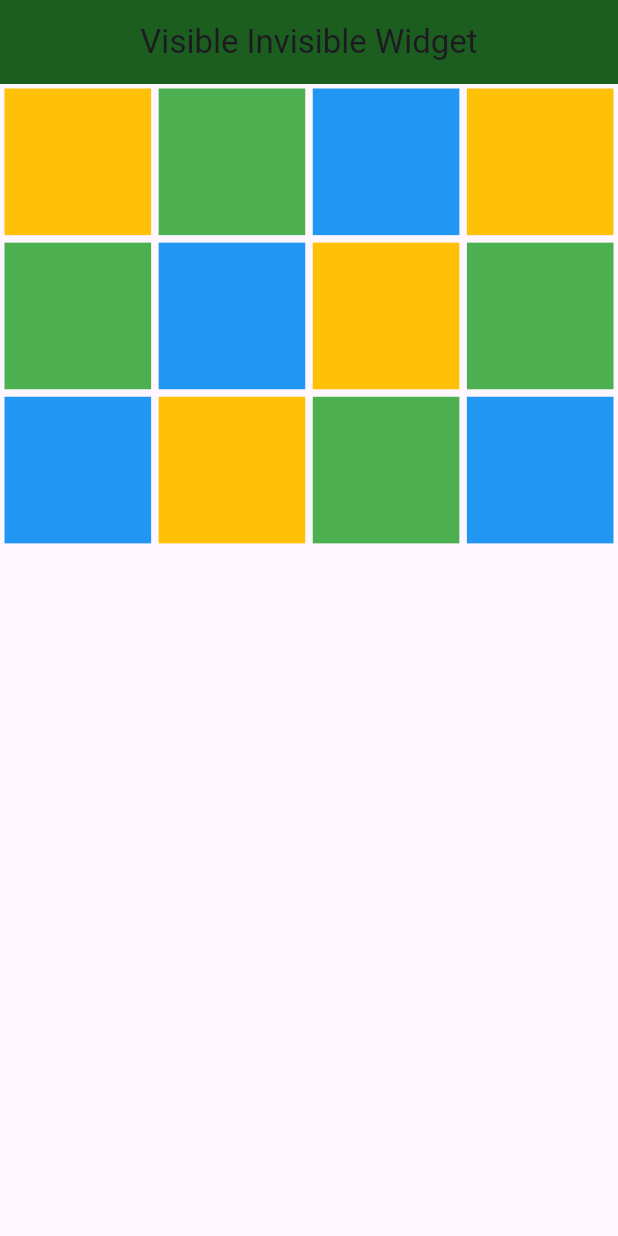
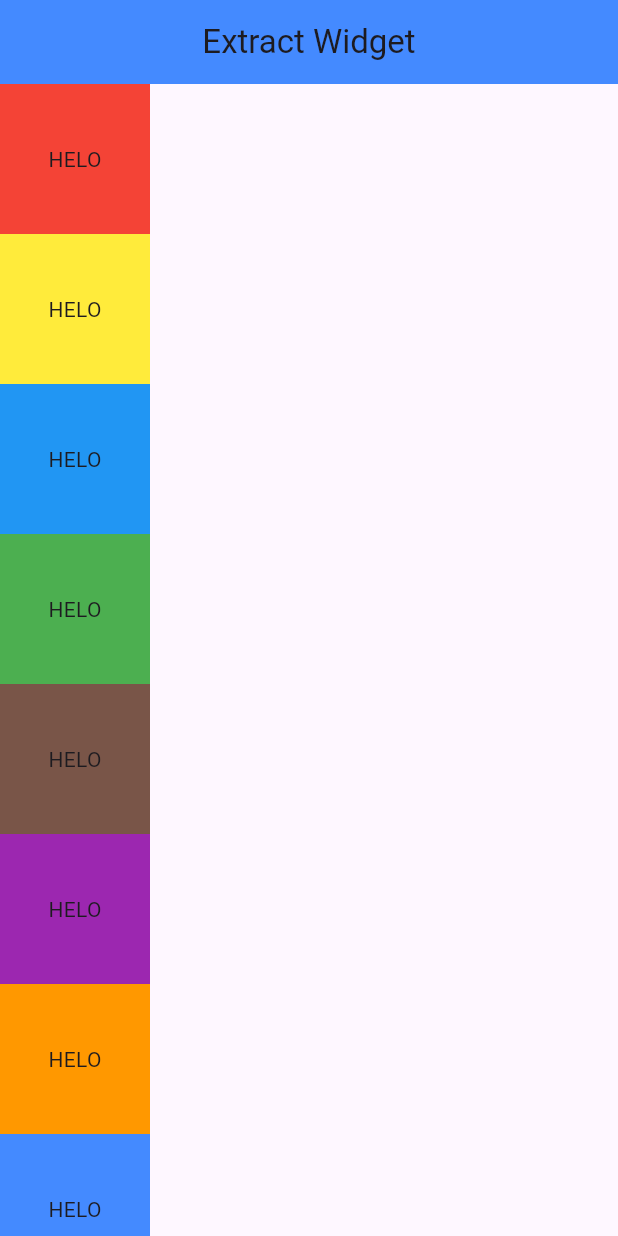
Before and after one commit to razzytirta/flutter_fast_track_beginner, a Flutter app: the screen it shows after launch, on a phone screen of 412 x 824 dp. Run offline on Flutter 3.47's test engine with Material 3 defaults, Android fonts, the phone set to English and light mode, and no system bars.

Commit message:
Extract Widget

```diff
--- a/lib/main.dart
+++ b/lib/main.dart
@@ -1,7 +1,8 @@
 import 'package:flutter/material.dart';
+import 'widgets/kotak_warna.dart';
 
 void main() {
-  runApp(VisibleInvisibleWidget());
+  runApp(ExtractWidget());
 }
 
 class MyApp extends StatelessWidget {
@@ -558,3 +559,33 @@
     );
   }
 }
+
+class ExtractWidget extends StatelessWidget {
+  @override
+  Widget build(BuildContext context) {
+    return MaterialApp(
+      debugShowCheckedModeBanner: false,
+      home: Scaffold(
+        appBar: AppBar(
+          backgroundColor: Colors.blueAccent,
+          centerTitle: true,
+          title: Text("Extract Widget"),
+        ),
+        body: SingleChildScrollView(
+          child: Column(
+            children: [
+              KotakWarna(color: Colors.red, text: "HELO"),
+              KotakWarna(color: Colors.yellow, text: "HELO"),
+              KotakWarna(color: Colors.blue, text: "HELO"),
+              KotakWarna(color: Colors.green, text: "HELO"),
+              KotakWarna(color: Colors.brown, text: "HELO"),
+              KotakWarna(color: Colors.purple, text: "HELO"),
+              KotakWarna(color: Colors.orange, text: "HELO"),
+              KotakWarna(color: Colors.blueAccent, text: "HELO"),
+            ],
+          ),
+        ),
+      ),
+    );
+  }
+}
--- /dev/null
+++ b/lib/widgets/kotak_warna.dart
@@ -0,0 +1,21 @@
+import 'package:flutter/material.dart';
+
+class KotakWarna extends StatelessWidget {
+  const KotakWarna({
+    super.key,
+    required this.text,
+    required this.color,
+  });
+
+  final text;
+  final Color color;
+  @override
+  Widget build(BuildContext context) {
+    return Container(
+      height: 100,
+      width: 100,
+      color: color,
+      child: Center(child: Text(text)),
+    );
+  }
+}
```
